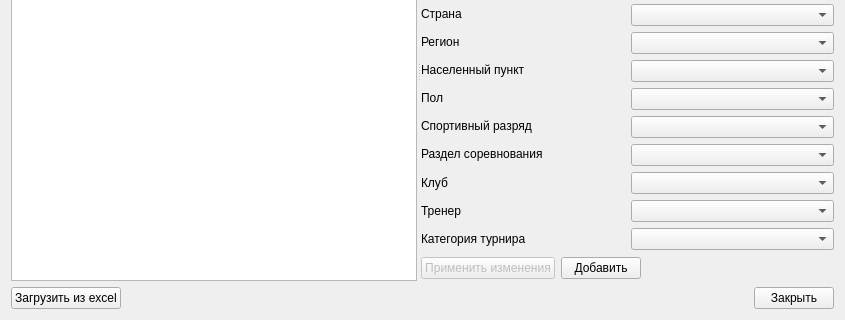
Above: TournamentManager/createtournamentordersdialog.ui from BarsukAlexey/xelarogi before the change; both pictures show x 0 to 845 and y 281 to 601 of the 845 by 601 pixel window. Below: the same form after it.
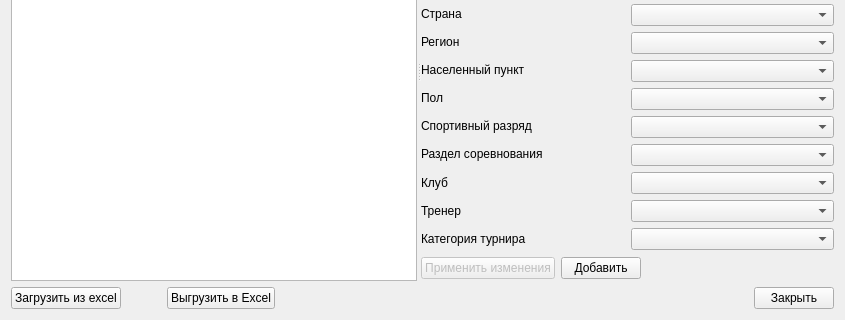
That is the form after the change.

Commit message: Добавлена тестовая возможность выгрузки заявок в excel по фильтрам

```diff
--- a/TournamentManager/createtournamentordersdialog.ui
+++ b/TournamentManager/createtournamentordersdialog.ui
@@ -444,6 +444,29 @@
          <property name="orientation">
           <enum>Qt::Horizontal</enum>
          </property>
+         <property name="sizeType">
+          <enum>QSizePolicy::Fixed</enum>
+         </property>
+         <property name="sizeHint" stdset="0">
+          <size>
+           <width>40</width>
+           <height>20</height>
+          </size>
+         </property>
+        </spacer>
+       </item>
+       <item>
+        <widget class="QPushButton" name="toExcelBtn">
+         <property name="text">
+          <string>Выгрузить в Excel</string>
+         </property>
+        </widget>
+       </item>
+       <item>
+        <spacer name="horizontalSpacer_5">
+         <property name="orientation">
+          <enum>Qt::Horizontal</enum>
+         </property>
          <property name="sizeHint" stdset="0">
           <size>
            <width>40</width>
```
The commit also changes 3 other files.
